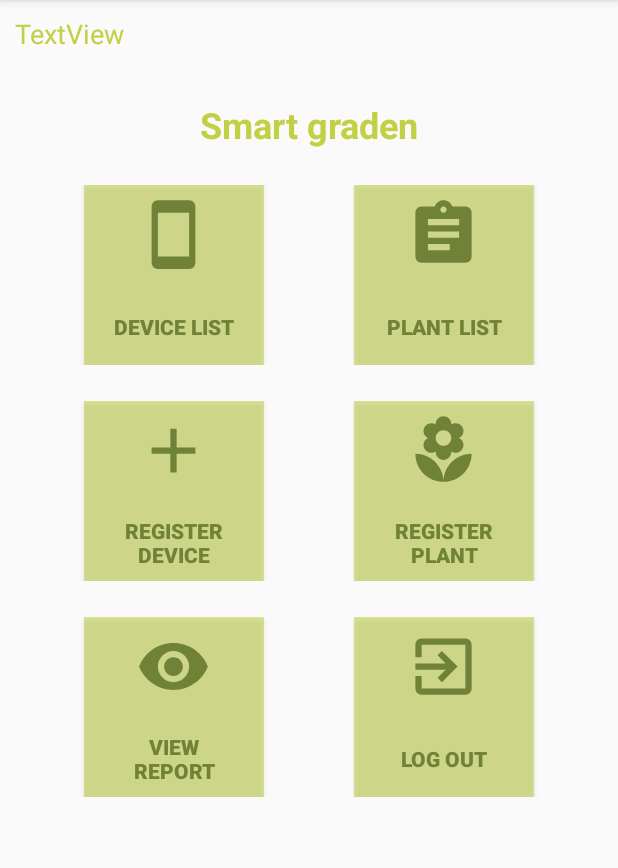
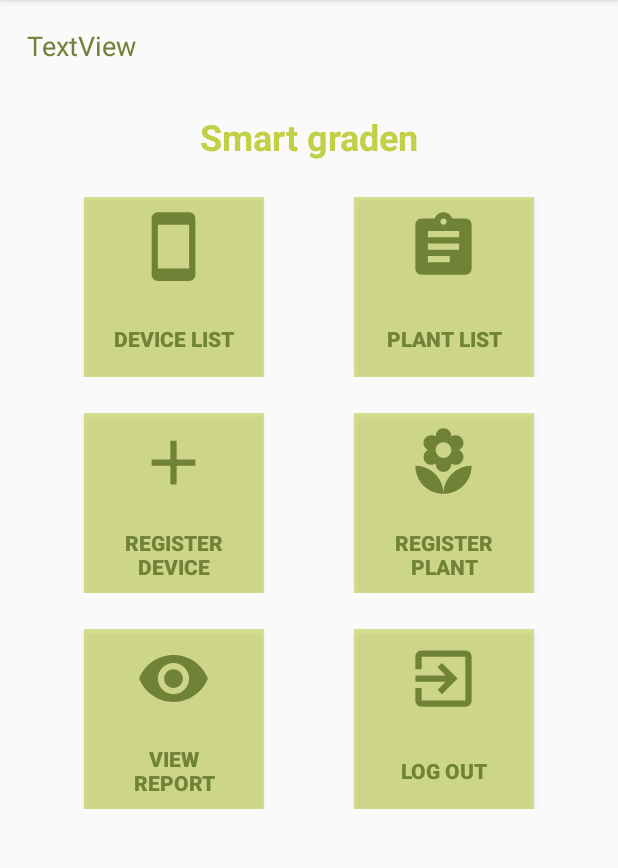
Before and after one commit to ZoroZero/Group9-Smart-garden-project, an Android app: the HomeActivity screen opened directly, with no data from a screen before it, on a phone screen of 412 x 824 dp, the part 84-952 px from its top. Run offline under Robolectric (Android 15) with nearby library versions, the phone set to English and light mode, and no system bars; our stand-ins replace Volley; network calls fail; pictures from the network do not load; 3 statements that could not run were skipped.

Commit message:
Fix register device + device detail view + plant detail view
+ Fix minor register error
+ Fix update output right after register
+ Add unit for light, humidity and temperature
+ Fix view plant detail
+ Fix output detail view

```diff
--- a/Smart_garden_app/app/src/main/java/Registeration/RegisterDeviceSearchActivity.java
+++ b/Smart_garden_app/app/src/main/java/Registeration/RegisterDeviceSearchActivity.java
@@ -74,9 +74,11 @@
                 device_name = device_nameET.getText().toString();
                 if(device_id.equals("") || device_name.equals("") || device_type.equals("")){
                     Toast.makeText(getApplicationContext(), "Required field is empty", Toast.LENGTH_LONG).show();
+                    return;
                 }
                 else if(checkUserHasDevice(device_id, device_name)){
                     Toast.makeText(getApplicationContext(), "Device already registered", Toast.LENGTH_LONG).show();
+                    return;
                 }
                 if(Helper.stringContainsItemFromList(device_id, Constants.OUTPUT_ID)) {
                     Toast.makeText(getApplicationContext(), "Invalid sensor id", Toast.LENGTH_LONG).show();
--- a/Smart_garden_app/app/src/main/res/layout/activity_device_detail.xml
+++ b/Smart_garden_app/app/src/main/res/layout/activity_device_detail.xml
@@ -190,7 +190,6 @@
                             android:layout_height="wrap_content"
                             android:layout_marginTop="8dp"
                             android:gravity="center"
-                            android:text="Light intensity"
                             android:textColor="#708238"
                             android:textSize="18sp"
                             app:layout_constraintEnd_toEndOf="parent"
@@ -227,7 +226,6 @@
                             android:layout_width="wrap_content"
                             android:layout_height="wrap_content"
                             android:layout_marginTop="8dp"
-                            android:text="Light intensity"
                             android:textColor="#708238"
                             android:textSize="18sp"
                             app:layout_constraintEnd_toEndOf="parent"
--- a/Smart_garden_app/app/src/main/res/layout/activity_home.xml
+++ b/Smart_garden_app/app/src/main/res/layout/activity_home.xml
@@ -6,24 +6,36 @@
     android:layout_height="match_parent"
     tools:context="Login_RegisterUser.HomeActivity">
 
-    <androidx.constraintlayout.widget.ConstraintLayout
-        android:layout_width="0dp"
-        android:layout_height="0dp"
-        android:layout_marginStart="10dp"
-        android:layout_marginTop="10dp"
-        android:layout_marginEnd="10dp"
-        android:layout_marginBottom="10dp"
+    <ScrollView
+        android:layout_width="match_parent"
+        android:layout_height="match_parent"
         app:layout_constraintBottom_toBottomOf="parent"
         app:layout_constraintEnd_toEndOf="parent"
         app:layout_constraintStart_toStartOf="parent"
         app:layout_constraintTop_toTopOf="parent">
 
+        <LinearLayout
+            android:layout_width="match_parent"
+            android:layout_height="match_parent"
+            android:orientation="vertical">
+
+            <androidx.constraintlayout.widget.ConstraintLayout
+                android:id="@+id/constraintLayout4"
+                android:layout_width="match_parent"
+                android:layout_height="match_parent"
+                android:layout_marginStart="10dp"
+                android:layout_marginTop="10dp"
+                android:layout_marginEnd="10dp"
+                android:layout_marginBottom="10dp">
+
                 <TextView
                     android:id="@+id/Home_HelloUser_TV"
                     android:layout_width="wrap_content"
                     android:layout_height="wrap_content"
+                    android:layout_marginStart="8dp"
+                    android:layout_marginTop="8dp"
                     android:text="TextView"
-            android:textColor="#c1d045"
+                    android:textColor="#708238"
                     android:textSize="18sp"
                     app:layout_constraintStart_toStartOf="parent"
                     app:layout_constraintTop_toTopOf="parent" />
@@ -185,4 +197,7 @@
                 </LinearLayout>
 
             </androidx.constraintlayout.widget.ConstraintLayout>
+        </LinearLayout>
+    </ScrollView>
+
 </androidx.constraintlayout.widget.ConstraintLayout>
--- a/Smart_garden_app/app/src/main/res/raw/config.properties
+++ b/Smart_garden_app/app/src/main/res/raw/config.properties
@@ -2,4 +2,4 @@
 #username=BKvm
 #password=Hcmut_CSE_2020
 IOT_server=13.67.44.229:1883
-database_server=192.168.1.146
+database_server=192.168.1.170
```
Also changed, not shown: Smart_garden_app/app/src/main/java/Background_service/RecordMeasurementService.java (+0 -10 lines), Smart_garden_app/app/src/main/java/IOT_Server/IOT_Server_Access.java (+4 -4 lines), Smart_garden_app/app/src/main/java/Registeration/RegisterDeviceSettingActivity.java (+7 -2 lines), Smart_garden_app/app/src/main/java/Userprofile/DeviceDetailActivity.java (+9 -4 lines), Smart_garden_app/app/src/main/java/Userprofile/OutputDetailActivity.java (+24 -15 lines), Smart_garden_app/app/src/main/res/layout/activity_plant_detail.xml (+14 -14 lines), Smart_garden_app/app/src/main/res/layout/activity_register_temperature_humidity_setting.xml (+4 -4 lines). Lines whose indentation alone changed are shown as unchanged.
